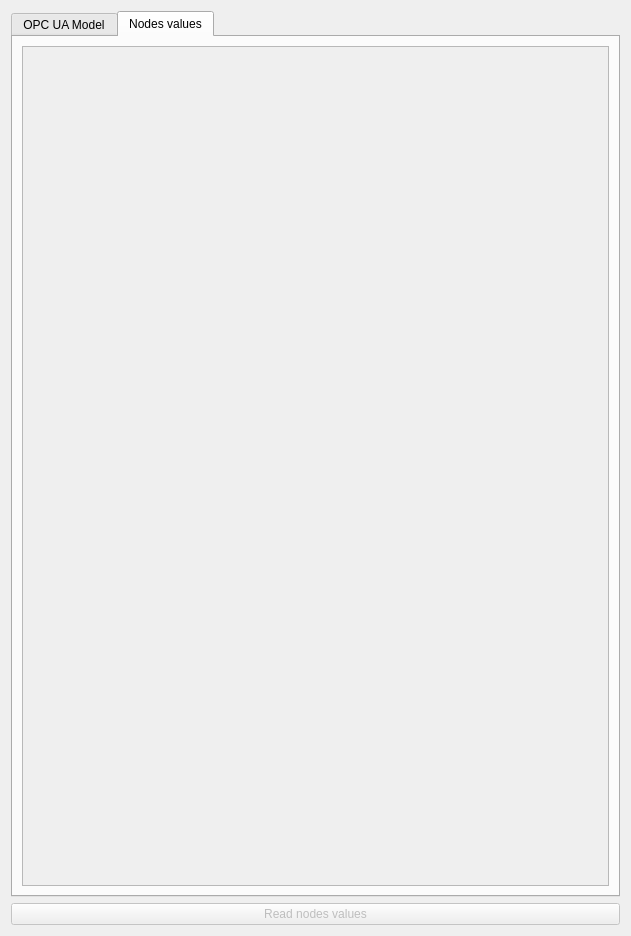
MichaelColonel/SlicerRT, file U70RoomOpcUa/Resources/UI/qSlicerScadaOpcUaWidget.ui: the form before one commit.
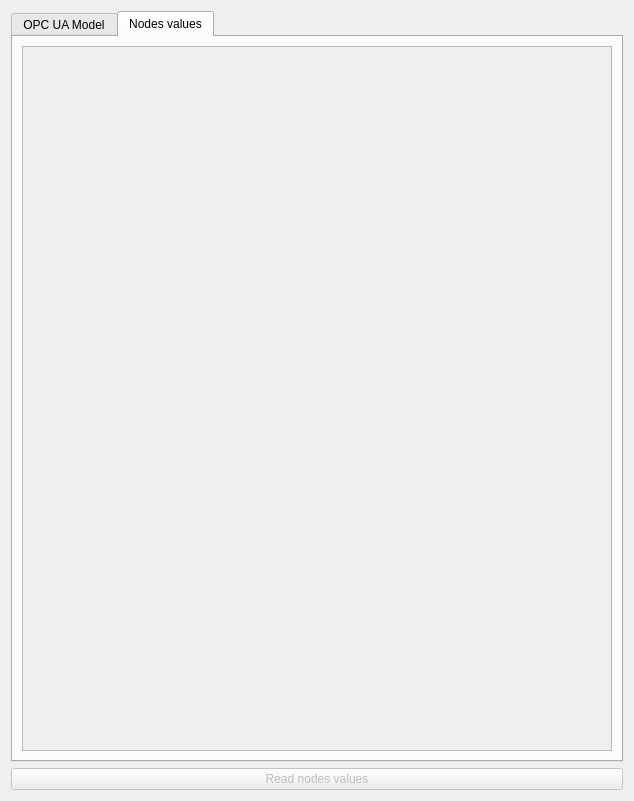
The form after the commit. The open tabs and pages were chosen to show the change.

Diff of the .ui file:
```diff
--- a/U70RoomOpcUa/Resources/UI/qSlicerScadaOpcUaWidget.ui
+++ b/U70RoomOpcUa/Resources/UI/qSlicerScadaOpcUaWidget.ui
@@ -6,8 +6,8 @@
    <rect>
     <x>0</x>
     <y>0</y>
-    <width>631</width>
-    <height>936</height>
+    <width>634</width>
+    <height>801</height>
    </rect>
   </property>
   <property name="windowTitle">
@@ -54,14 +54,14 @@
            <rect>
             <x>0</x>
             <y>0</y>
-            <width>589</width>
-            <height>840</height>
+            <width>592</width>
+            <height>705</height>
            </rect>
           </property>
           <layout class="QGridLayout" name="gridLayout_31">
            <item row="0" column="0">
             <layout class="QGridLayout" name="gridLayout_7">
-             <item row="0" column="0">
+             <item row="1" column="0">
               <spacer name="verticalSpacer_2">
                <property name="orientation">
                 <enum>Qt::Vertical</enum>
```
